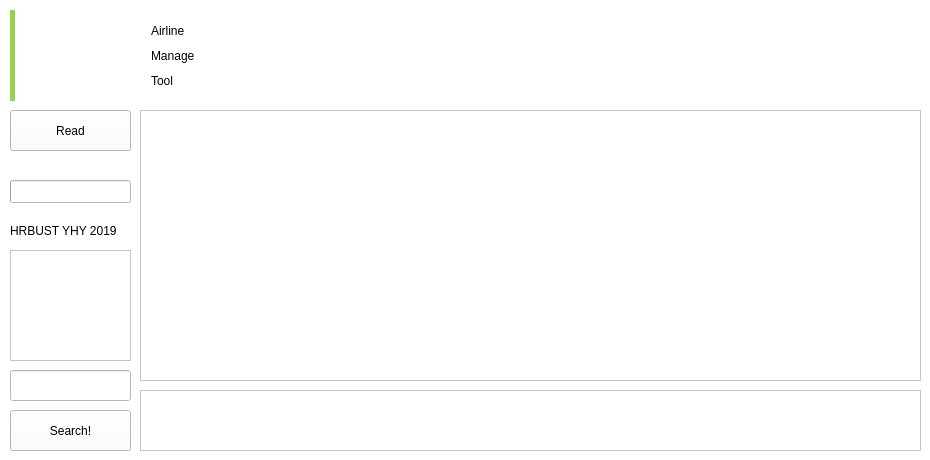
Qt form mainwindow.ui (Fijiisland/Simplified-Airline-Tool) before a commit.
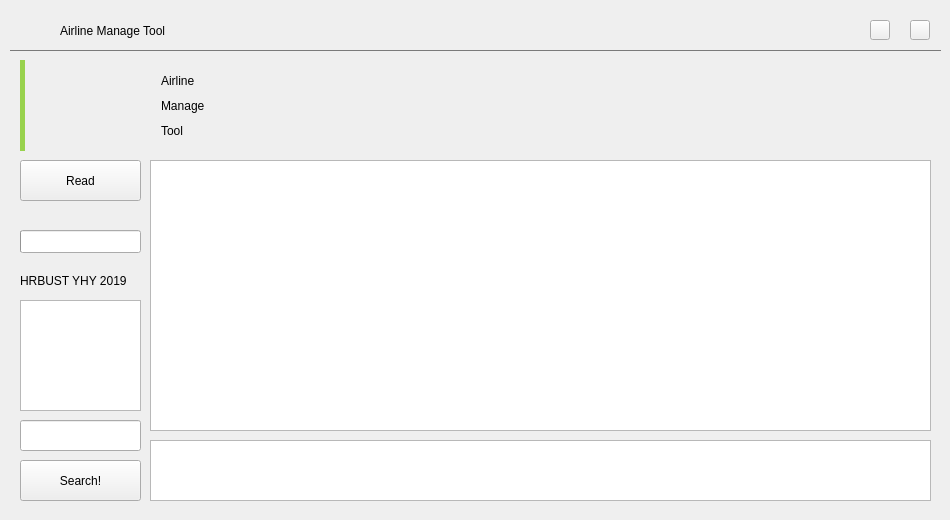
The same form after that commit. Icons and pictures are not drawn.

What changed in the file:
```diff
--- a/mainwindow.ui
+++ b/mainwindow.ui
@@ -6,15 +6,15 @@
    <rect>
     <x>0</x>
     <y>0</y>
-    <width>930</width>
-    <height>460</height>
+    <width>950</width>
+    <height>520</height>
    </rect>
   </property>
   <property name="windowTitle">
    <string>Airline Manage Tool</string>
   </property>
   <property name="styleSheet">
-   <string notr="true">background-color: rgb(255, 255, 255);</string>
+   <string notr="true"/>
   </property>
   <property name="tabShape">
    <enum>QTabWidget::Rounded</enum>
@@ -23,8 +23,8 @@
    <widget class="QPushButton" name="pushButton_read">
     <property name="geometry">
      <rect>
-      <x>10</x>
-      <y>110</y>
+      <x>20</x>
+      <y>160</y>
       <width>121</width>
       <height>41</height>
      </rect>
@@ -36,8 +36,8 @@
    <widget class="QTextBrowser" name="textBrowser_main">
     <property name="geometry">
      <rect>
-      <x>140</x>
-      <y>110</y>
+      <x>150</x>
+      <y>160</y>
       <width>781</width>
       <height>271</height>
      </rect>
@@ -61,8 +61,8 @@
    <widget class="QTextBrowser" name="textBrowser_minor">
     <property name="geometry">
      <rect>
-      <x>140</x>
-      <y>390</y>
+      <x>150</x>
+      <y>440</y>
       <width>781</width>
       <height>61</height>
      </rect>
@@ -83,8 +83,8 @@
    <widget class="QLineEdit" name="lineEdit_search">
     <property name="geometry">
      <rect>
-      <x>10</x>
-      <y>370</y>
+      <x>20</x>
+      <y>420</y>
       <width>121</width>
       <height>31</height>
      </rect>
@@ -93,8 +93,8 @@
    <widget class="QPushButton" name="pushButton_search">
     <property name="geometry">
      <rect>
-      <x>10</x>
-      <y>410</y>
+      <x>20</x>
+      <y>460</y>
       <width>121</width>
       <height>41</height>
      </rect>
@@ -106,18 +106,21 @@
    <widget class="QTextBrowser" name="textBrowser_welcome_2">
     <property name="geometry">
      <rect>
-      <x>10</x>
-      <y>250</y>
+      <x>20</x>
+      <y>300</y>
       <width>121</width>
       <height>111</height>
      </rect>
     </property>
+    <property name="lineWidth">
+     <number>1</number>
+    </property>
    </widget>
    <widget class="QLabel" name="label_right">
     <property name="geometry">
      <rect>
-      <x>10</x>
-      <y>220</y>
+      <x>20</x>
+      <y>270</y>
       <width>121</width>
       <height>21</height>
      </rect>
@@ -125,6 +128,9 @@
     <property name="contextMenuPolicy">
      <enum>Qt::PreventContextMenu</enum>
     </property>
+    <property name="lineWidth">
+     <number>1</number>
+    </property>
     <property name="text">
      <string>HRBUST YHY 2019</string>
     </property>
@@ -132,8 +138,8 @@
    <widget class="QProgressBar" name="progressBar">
     <property name="geometry">
      <rect>
-      <x>10</x>
-      <y>180</y>
+      <x>20</x>
+      <y>230</y>
       <width>121</width>
       <height>23</height>
      </rect>
@@ -148,8 +154,8 @@
    <widget class="QLabel" name="label_ico">
     <property name="geometry">
      <rect>
-      <x>40</x>
-      <y>10</y>
+      <x>50</x>
+      <y>60</y>
       <width>91</width>
       <height>91</height>
      </rect>
@@ -157,6 +163,9 @@
     <property name="styleSheet">
      <string notr="true">image: url(:/images/mainICO.png);</string>
     </property>
+    <property name="lineWidth">
+     <number>1</number>
+    </property>
     <property name="text">
      <string/>
     </property>
@@ -164,8 +173,8 @@
    <widget class="QLabel" name="label_4">
     <property name="geometry">
      <rect>
-      <x>10</x>
-      <y>10</y>
+      <x>20</x>
+      <y>60</y>
       <width>5</width>
       <height>91</height>
      </rect>
@@ -173,6 +182,9 @@
     <property name="styleSheet">
      <string notr="true">background-color: rgb(152, 210, 77);</string>
     </property>
+    <property name="lineWidth">
+     <number>1</number>
+    </property>
     <property name="text">
      <string/>
     </property>
@@ -180,8 +192,8 @@
    <widget class="QPushButton" name="pushButton">
     <property name="geometry">
      <rect>
-      <x>230</x>
-      <y>10</y>
+      <x>240</x>
+      <y>60</y>
       <width>691</width>
       <height>88</height>
      </rect>
@@ -202,8 +214,8 @@
    <widget class="QWidget" name="layoutWidget">
     <property name="geometry">
      <rect>
-      <x>140</x>
-      <y>10</y>
+      <x>150</x>
+      <y>60</y>
       <width>71</width>
       <height>91</height>
      </rect>
@@ -232,6 +244,86 @@
      </item>
     </layout>
    </widget>
+   <widget class="QPushButton" name="pushBtn_close">
+    <property name="geometry">
+     <rect>
+      <x>910</x>
+      <y>20</y>
+      <width>20</width>
+      <height>20</height>
+     </rect>
+    </property>
+    <property name="styleSheet">
+     <string notr="true">border-image: url(:/images/quit0.png);</string>
+    </property>
+    <property name="text">
+     <string/>
+    </property>
+   </widget>
+   <widget class="QPushButton" name="pushBtn_minimize">
+    <property name="geometry">
+     <rect>
+      <x>870</x>
+      <y>20</y>
+      <width>20</width>
+      <height>20</height>
+     </rect>
+    </property>
+    <property name="styleSheet">
+     <string notr="true">border-image: url(:/images/minimize0.png);</string>
+    </property>
+    <property name="text">
+     <string/>
+    </property>
+   </widget>
+   <widget class="QLabel" name="label_5">
+    <property name="geometry">
+     <rect>
+      <x>20</x>
+      <y>20</y>
+      <width>25</width>
+      <height>25</height>
+     </rect>
+    </property>
+    <property name="styleSheet">
+     <string notr="true">image: url(:/images/logo.ico);</string>
+    </property>
+    <property name="text">
+     <string/>
+    </property>
+   </widget>
+   <widget class="QLabel" name="label_6">
+    <property name="geometry">
+     <rect>
+      <x>60</x>
+      <y>20</y>
+      <width>211</width>
+      <height>21</height>
+     </rect>
+    </property>
+    <property name="text">
+     <string>Airline Manage Tool</string>
+    </property>
+   </widget>
+   <widget class="Line" name="line">
+    <property name="geometry">
+     <rect>
+      <x>10</x>
+      <y>40</y>
+      <width>931</width>
+      <height>20</height>
+     </rect>
+    </property>
+    <property name="styleSheet">
+     <string notr="true">color: rgb(122, 122, 122);</string>
+    </property>
+    <property name="frameShadow">
+     <enum>QFrame::Plain</enum>
+    </property>
+    <property name="orientation">
+     <enum>Qt::Horizontal</enum>
+    </property>
+   </widget>
   </widget>
  </widget>
  <layoutdefault spacing="6" margin="11"/>
```
